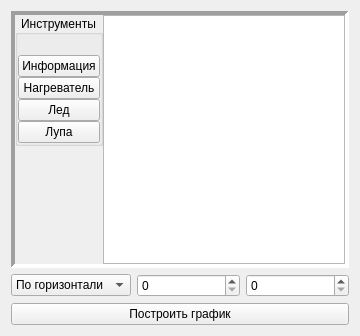
Old version of the form graphics.ui in the repository AndreyMlashkin/stefanoproblem.
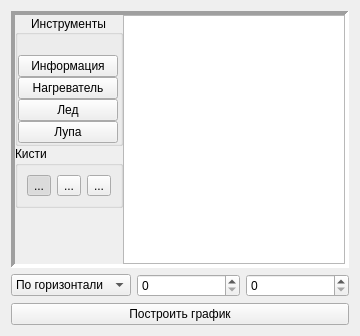
New version of the form. Icons and pictures are not drawn. Custom widgets are drawn as their Qt base class.

The edit to the form file:
```diff
--- a/graphics.ui
+++ b/graphics.ui
@@ -204,6 +204,12 @@
         <property name="focusPolicy">
          <enum>Qt::ClickFocus</enum>
         </property>
+        <property name="lineWidth">
+         <number>1</number>
+        </property>
+        <property name="midLineWidth">
+         <number>0</number>
+        </property>
         <property name="showGrid">
          <bool>false</bool>
         </property>
@@ -221,6 +227,60 @@
         </attribute>
        </widget>
       </item>
+      <item row="1" column="0">
+       <widget class="QGroupBox" name="groupBox_2">
+        <property name="title">
+         <string>Кисти</string>
+        </property>
+        <layout class="QGridLayout" name="gridLayout_3">
+         <item row="0" column="1">
+          <widget class="QToolButton" name="onePix">
+           <property name="text">
+            <string>...</string>
+           </property>
+           <property name="icon">
+            <iconset resource="resources/resources.qrc">
+             <normaloff>:/pics/2pix.png</normaloff>:/pics/2pix.png</iconset>
+           </property>
+           <property name="checkable">
+            <bool>true</bool>
+           </property>
+          </widget>
+         </item>
+         <item row="0" column="0">
+          <widget class="QToolButton" name="twoPix">
+           <property name="text">
+            <string>...</string>
+           </property>
+           <property name="icon">
+            <iconset resource="resources/resources.qrc">
+             <normaloff>:/pics/1pix.png</normaloff>:/pics/1pix.png</iconset>
+           </property>
+           <property name="checkable">
+            <bool>true</bool>
+           </property>
+           <property name="checked">
+            <bool>true</bool>
+           </property>
+          </widget>
+         </item>
+         <item row="0" column="2">
+          <widget class="QToolButton" name="threePix">
+           <property name="text">
+            <string>...</string>
+           </property>
+           <property name="icon">
+            <iconset resource="resources/resources.qrc">
+             <normaloff>:/pics/3pix.png</normaloff>:/pics/3pix.png</iconset>
+           </property>
+           <property name="checkable">
+            <bool>true</bool>
+           </property>
+          </widget>
+         </item>
+        </layout>
+       </widget>
+      </item>
      </layout>
     </widget>
    </item>
```
Left out of the diff: 4 changed lines with no effect on the pictures.
